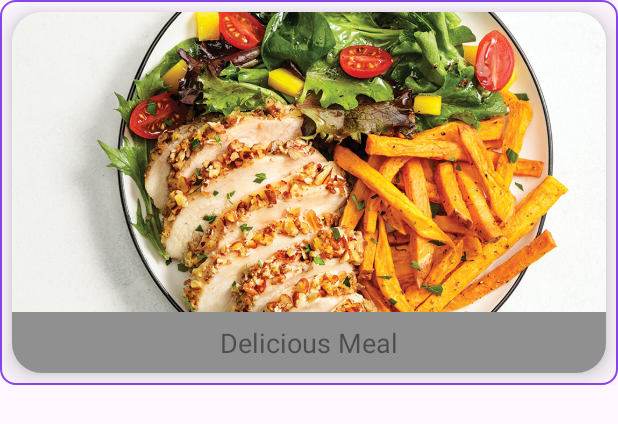
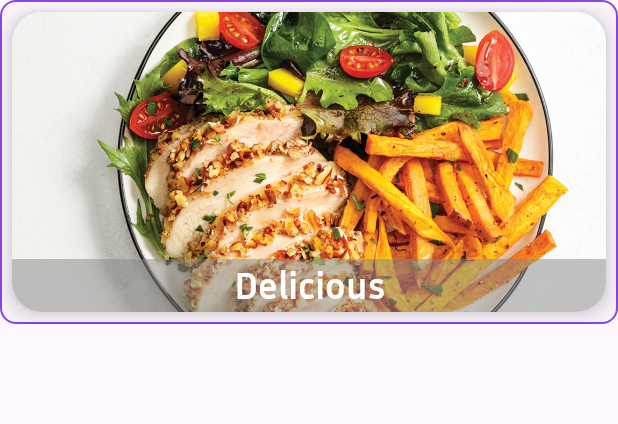
Before and after one commit to ayacandoit/FoodPlanner1, an Android app: the layout random_recipe_item.xml on its own in the app's theme, with its tools: preview values and no code run, on a phone screen of 412 x 824 dp. Shown: the top 424 px of the screen. Run offline under Robolectric (Android 15) with nearby library versions, the light colour scheme and no system bars.

Commit message:
cardview added

```diff
--- a/app/src/main/res/layout/random_recipe_item.xml
+++ b/app/src/main/res/layout/random_recipe_item.xml
@@ -10,9 +10,9 @@
     <androidx.cardview.widget.CardView
         android:layout_width="match_parent"
         android:layout_height="wrap_content"
+        android:layout_margin="8dp"
         app:cardCornerRadius="20dp"
-        app:cardElevation="10dp"
-        android:layout_margin="8dp">
+        app:cardElevation="10dp">
 
         <androidx.constraintlayout.widget.ConstraintLayout
             android:layout_width="match_parent"
@@ -24,26 +24,28 @@
                 android:layout_width="match_parent"
                 android:layout_height="200dp"
                 android:scaleType="centerCrop"
-                tools:src="@drawable/re"
+                app:layout_constraintBottom_toBottomOf="parent"
+                app:layout_constraintEnd_toEndOf="parent"
+                app:layout_constraintStart_toStartOf="parent"
                 app:layout_constraintTop_toTopOf="parent"
+                tools:src="@drawable/re" />
+
+            <TextView
+                android:id="@+id/recipeName"
+                android:layout_width="match_parent"
+                android:layout_height="35dp"
+                android:background="#80878787"
+                android:fontFamily="@font/inriasansbold"
+                android:gravity="center"
+                android:textColor="#FAFFFFFF"
+                android:textSize="25sp"
+                android:singleLine="true"
+                app:layout_constraintBottom_toBottomOf="@+id/cardImage"
+                app:layout_constraintEnd_toEndOf="parent"
                 app:layout_constraintStart_toStartOf="parent"
-                app:layout_constraintEnd_toEndOf="parent"/>
+                tools:text="Delicious" />
 
             <!-- Text BELOW Image -->
-            <TextView
-                android:id="@+id/imageText"
-                android:layout_width="match_parent"
-                android:layout_height="wrap_content"
-                android:text="Delicious Meal"
-                android:textSize="18sp"
-                android:textColor="@android:color/black"
-                android:background="#A0000001"
-                android:alpha="0.7"
-                android:gravity="center"
-                android:padding="8dp"
-                app:layout_constraintTop_toBottomOf="@id/cardImage"
-                app:layout_constraintStart_toStartOf="parent"
-                app:layout_constraintEnd_toEndOf="parent"/>
 
         </androidx.constraintlayout.widget.ConstraintLayout>
 
```
